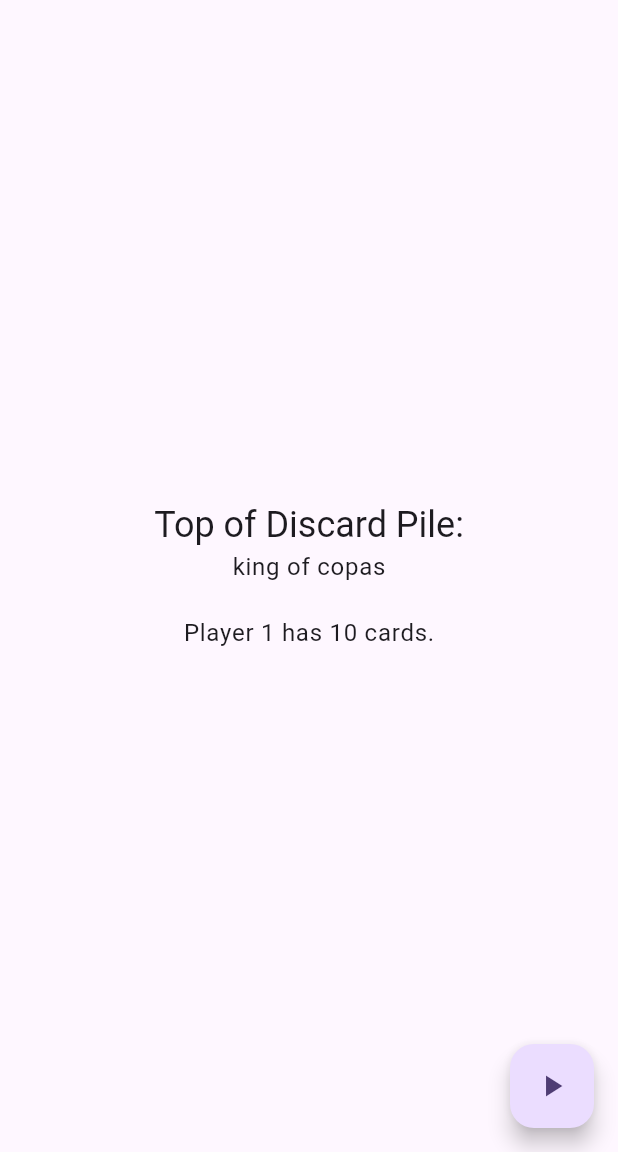
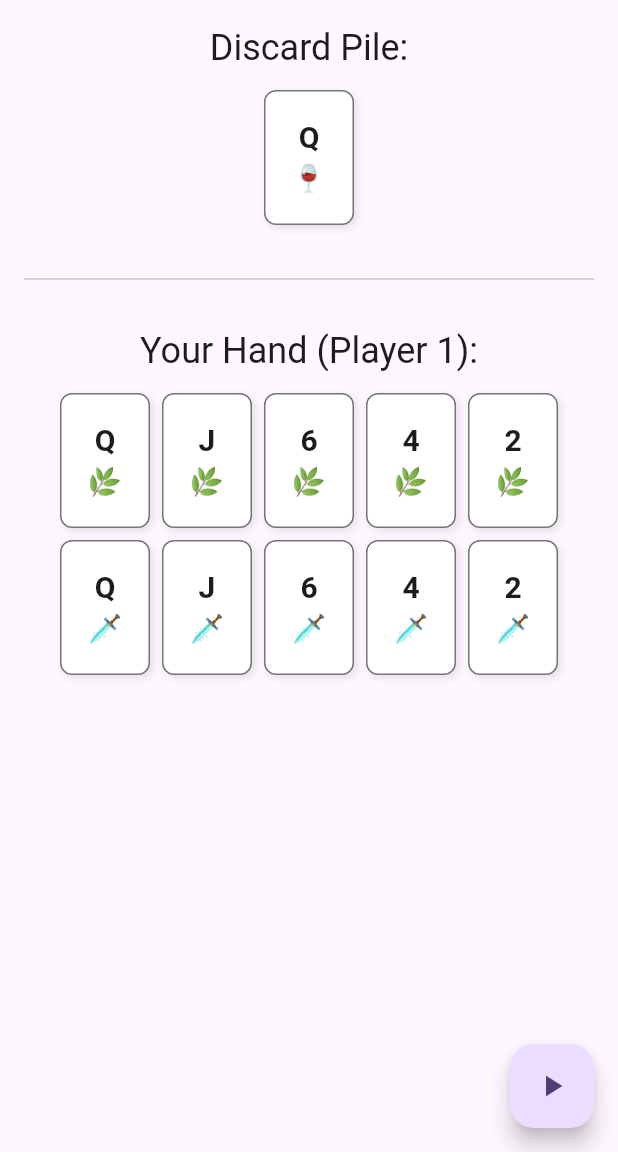
Before and after one commit to 3rdLuigi/la_mano_conquian, a Flutter app: the screen it shows after launch, after a tap on the "play arrow" icon, on a phone screen of 412 x 824 dp, the part 84-1236 px from its top. Run offline on Flutter 3.47's test engine with Material 3 defaults, Android fonts, the phone set to English and light mode, and no system bars; statements that could not run were skipped.

Commit message:
Added the visualizations of the players hand on the main screen, with basic card widgets to represent each card using emojis in place of models/images. Will add more styling later on.

```diff
--- a/lib/main.dart
+++ b/lib/main.dart
@@ -1,6 +1,7 @@
 import 'package:flutter/material.dart';
-// Import your game logic package!
-import 'package:game_logic/game_logic.dart';
+import 'package:game_logic/game_logic.dart' as game;
+import 'widgets/card_widget.dart';
+import 'widgets/player_hand_widget.dart';
 
 void main() {
   runApp(const MyApp());
@@ -31,12 +32,10 @@ class MyHomePage extends StatefulWidget {
 }
 
 class _MyHomePageState extends State<MyHomePage> {
-  // Create an instance of your game controller
-  final GameController _gameController = GameController();
+  final game.GameController _gameController = game.GameController();
 
   void _startNewGame() {
     setState(() {
-      // Calling setState will make sure the UI rebuilds after the state changes
       _gameController.startNewGame();
     });
   }
@@ -45,38 +44,44 @@ class _MyHomePageState extends State<MyHomePage> {
   Widget build(BuildContext context) {
     // Get the current game state from the controller
     final gameState = _gameController.state;
+    final player = (gameState != null) ? gameState.players[0] : null;
 
     return Scaffold(
       appBar: AppBar(
         backgroundColor: Theme.of(context).colorScheme.inversePrimary,
         title: Text(widget.title),
       ),
-      body: Center(
-        child: Column(
-          mainAxisAlignment: MainAxisAlignment.center,
+      body: ListView(
+        padding: const EdgeInsets.all(16.0),
         children: <Widget>[
-            // Show a message if the game hasn't started yet
           if (gameState == null)
-              const Text('Press the button to start a new game!'),
-
-            // If the game has started, display some info
-            if (gameState != null) ...[
+            const Center(
+              child: Text('Press the button to start a new game!'),
+            ),
+          if (gameState != null && player != null) ...[
             Text(
-                'Top of Discard Pile:',
+              'Discard Pile:',
               style: Theme.of(context).textTheme.headlineSmall,
+              textAlign: TextAlign.center,
             ),
+            const SizedBox(height: 8),
+            Center(
+              // 4. This works because gameState.discardPile.last is a 'game.Card'
+              child: CardWidget(card: gameState.discardPile.last),
+            ),
+            const SizedBox(height: 24),
+            const Divider(),
+            const SizedBox(height: 24),
             Text(
-                '${gameState.discardPile.last}',
-                style: Theme.of(context).textTheme.bodyLarge,
+              'Your Hand (Player 1):',
+              style: Theme.of(context).textTheme.headlineSmall,
+              textAlign: TextAlign.center,
             ),
-              const SizedBox(height: 20),
-              Text(
-                'Player 1 has ${gameState.players[0].hand.length} cards.',
-                style: Theme.of(context).textTheme.bodyLarge,
-              ),
+            const SizedBox(height: 8),
+            // 5. This works because player.hand is a 'List<game.Card>'
+            PlayerHandWidget(hand: player.hand),
           ],
         ],
-        ),
       ),
       floatingActionButton: FloatingActionButton(
         onPressed: _startNewGame,
--- /dev/null
+++ b/lib/widgets/card_widget.dart
@@ -0,0 +1,80 @@
+import 'package:flutter/material.dart';
+// 1. Import your game logic with a prefix 'game'
+import 'package:game_logic/game_logic.dart' as game;
+
+class CardWidget extends StatelessWidget {
+  // 2. Use the prefixed 'game.Card'
+  final game.Card card;
+
+  const CardWidget({super.key, required this.card});
+
+  // A helper function to get a simple string for the rank
+  String _getRankString() {
+    // 3. Use the prefixed 'game.Rank'
+    switch (card.rank) {
+      case game.Rank.ace: return 'A';
+      case game.Rank.two: return '2';
+      case game.Rank.three: return '3';
+      case game.Rank.four: return '4';
+      case game.Rank.five: return '5';
+      case game.Rank.six: return '6';
+      case game.Rank.seven: return '7';
+      case game.Rank.jack: return 'J';
+      case game.Rank.knight: return 'K';
+      case game.Rank.king: return 'Q';
+      default: return '?';
+    }
+  }
+
+  // A helper function to get an emoji for the suit
+  String _getSuitString() {
+    // 5. Use the prefixed 'game.Suit'
+    switch (card.suit) {
+      case game.Suit.oros: return '🪙'; // Gold
+      case game.Suit.copas: return '🍷'; // Cups
+      case game.Suit.espadas: return '🗡️'; // Swords
+      case game.Suit.bastos: return '🌿'; // Clubs
+      default: return '?';
+    }
+  }
+
+  @override
+  Widget build(BuildContext context) {
+    return Container(
+      width: 60,
+      height: 90,
+      margin: const EdgeInsets.all(4),
+      decoration: BoxDecoration(
+        color: Colors.white,
+        borderRadius: BorderRadius.circular(8),
+        border: Border.all(color: Colors.black54, width: 1),
+        boxShadow: [
+          BoxShadow(
+            color: Colors.black.withOpacity(0.1),
+            blurRadius: 4,
+            offset: const Offset(2, 2),
+          ),
+        ],
+      ),
+      child: Center(
+        child: Column(
+          // 7. 'mainAxisAlignment' now lives INSIDE the Column
+          mainAxisAlignment: MainAxisAlignment.center,
+          children: [
+            Text(
+              _getRankString(),
+              style: const TextStyle(
+                fontSize: 20,
+                fontWeight: FontWeight.bold,
+              ),
+            ),
+            Text(
+              _getSuitString(),
+              style: const TextStyle(fontSize: 18),
+            ),
+          ],
+        ),
+      ),
+    );
+  }
+}
--- /dev/null
+++ b/lib/widgets/player_hand_widget.dart
@@ -0,0 +1,20 @@
+import 'package:flutter/material.dart';
+import 'package:game_logic/game_logic.dart' as game;
+
+import 'card_widget.dart';
+
+class PlayerHandWidget extends StatelessWidget {
+  final List<game.Card> hand;
+
+  const PlayerHandWidget({super.key, required this.hand});
+
+  @override
+  Widget build(BuildContext context) {
+    return Wrap(
+      alignment: WrapAlignment.center,
+      children: hand
+          .map((card) => CardWidget(card: card))
+          .toList(),
+    );
+  }
+}
```
Lines whose indentation alone changed are shown as unchanged.
